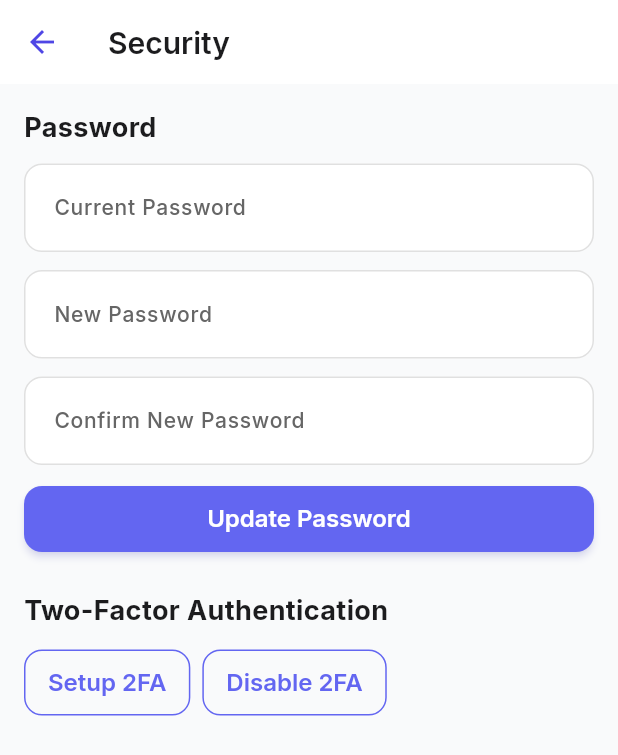
After one commit to Young785/BizInvestify-Mobile, a Flutter app: the SecurityScreen screen opened directly, on a phone screen of 412 x 824 dp. The commit adds this screen. Shown: the top 755 px of the screen. Run offline on Flutter 3.47's test engine with Material 3 defaults, Android fonts, the phone set to English and light mode, and no system bars; our stand-ins replace cached_network_image, dio, firebase_messaging, flutter_local_notifications, flutter_riverpod, flutter_screenutil and 4 more; missing offline and left inert: flutter_stripe; accounts and stored records are empty; network calls fail.

Commit message:
Mobile: link missing profile subpages to APIs — KYC screen (getMyKyc/uploadKyc/submitKyc), Security screen (changePassword/setup2FA/disable2FA), wired navigation from Profile; ensure refresh via /me

```diff
--- /dev/null
+++ b/bizinvestify_mobile/lib/src/features/profile/screens/security_screen.dart
@@ -0,0 +1,96 @@
+import 'package:flutter/material.dart';
+import 'package:flutter_riverpod/flutter_riverpod.dart';
+import '../../../core/constants/app_dimensions.dart';
+import '../../../core/constants/app_typography.dart';
+import '../../../core/services/api_service.dart';
+
+class SecurityScreen extends ConsumerStatefulWidget {
+  const SecurityScreen({super.key});
+
+  @override
+  ConsumerState<SecurityScreen> createState() => _SecurityScreenState();
+}
+
+class _SecurityScreenState extends ConsumerState<SecurityScreen> {
+  final _current = TextEditingController();
+  final _new = TextEditingController();
+  final _confirm = TextEditingController();
+  bool _loading = false;
+
+  @override
+  void dispose() {
+    _current.dispose();
+    _new.dispose();
+    _confirm.dispose();
+    super.dispose();
+  }
+
+  @override
+  Widget build(BuildContext context) {
+    return Scaffold(
+      appBar: AppBar(title: const Text('Security')),
+      body: ListView(
+        padding: const EdgeInsets.all(AppDimensions.spacing16),
+        children: [
+          Text('Password', style: AppTypography.titleSmall.copyWith(fontWeight: AppTypography.bold)),
+          const SizedBox(height: 12),
+          TextField(controller: _current, obscureText: true, decoration: const InputDecoration(labelText: 'Current Password')),
+          const SizedBox(height: 12),
+          TextField(controller: _new, obscureText: true, decoration: const InputDecoration(labelText: 'New Password')),
+          const SizedBox(height: 12),
+          TextField(controller: _confirm, obscureText: true, decoration: const InputDecoration(labelText: 'Confirm New Password')),
+          const SizedBox(height: 12),
+          ElevatedButton(
+            onPressed: _loading
+                ? null
+                : () async {
+                    setState(() => _loading = true);
+                    try {
+                      await apiService.changePassword(_current.text, _new.text, _confirm.text);
+                      if (!mounted) return;
+                      ScaffoldMessenger.of(context).showSnackBar(const SnackBar(content: Text('Password updated')));
+                    } catch (e) {
+                      if (!mounted) return;
+                      ScaffoldMessenger.of(context).showSnackBar(SnackBar(content: Text(e.toString())));
+                    } finally {
+                      if (mounted) setState(() => _loading = false);
+                    }
+                  },
+            child: _loading
+                ? const SizedBox(height: 18, width: 18, child: CircularProgressIndicator(strokeWidth: 2, color: Colors.white))
+                : const Text('Update Password'),
+          ),
+          const SizedBox(height: 24),
+          Text('Two-Factor Authentication', style: AppTypography.titleSmall.copyWith(fontWeight: AppTypography.bold)),
+          const SizedBox(height: 12),
+          Wrap(spacing: 8, runSpacing: 8, children: [
+            OutlinedButton(onPressed: _setup2FA, child: const Text('Setup 2FA')),
+            OutlinedButton(onPressed: _disable2FA, child: const Text('Disable 2FA')),
+          ])
+        ],
+      ),
+    );
+  }
+
+  Future<void> _setup2FA() async {
+    try {
+      await apiService.setup2FA();
+      if (!mounted) return;
+      ScaffoldMessenger.of(context).showSnackBar(const SnackBar(content: Text('2FA setup initiated')));
+    } catch (e) {
+      if (!mounted) return;
+      ScaffoldMessenger.of(context).showSnackBar(SnackBar(content: Text(e.toString())));
+    }
+  }
+
+  Future<void> _disable2FA() async {
+    try {
+      await apiService.disable2FA('');
+      if (!mounted) return;
+      ScaffoldMessenger.of(context).showSnackBar(const SnackBar(content: Text('2FA disabled')));
+    } catch (e) {
+      if (!mounted) return;
+      ScaffoldMessenger.of(context).showSnackBar(SnackBar(content: Text(e.toString())));
+    }
+  }
+}
```
Also changed, not shown: bizinvestify_mobile/lib/src/features/profile/screens/kyc_screen.dart (added, +151 -0 lines), bizinvestify_mobile/lib/src/features/profile/screens/profile_screen.dart (+8 -2 lines).
